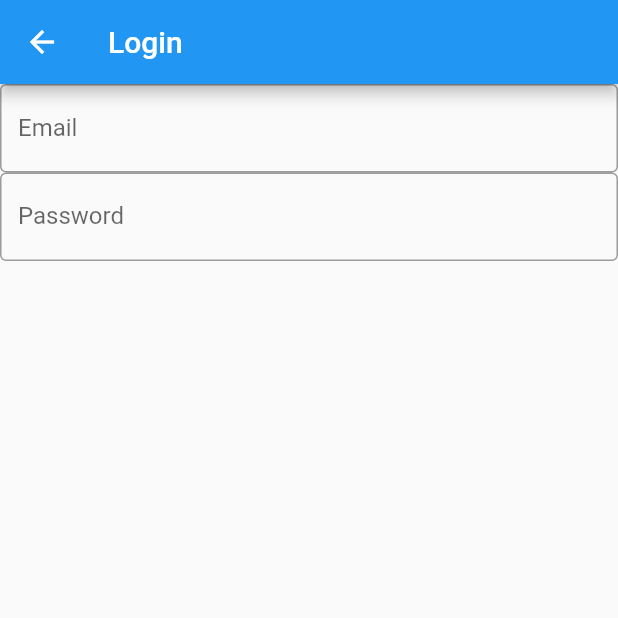
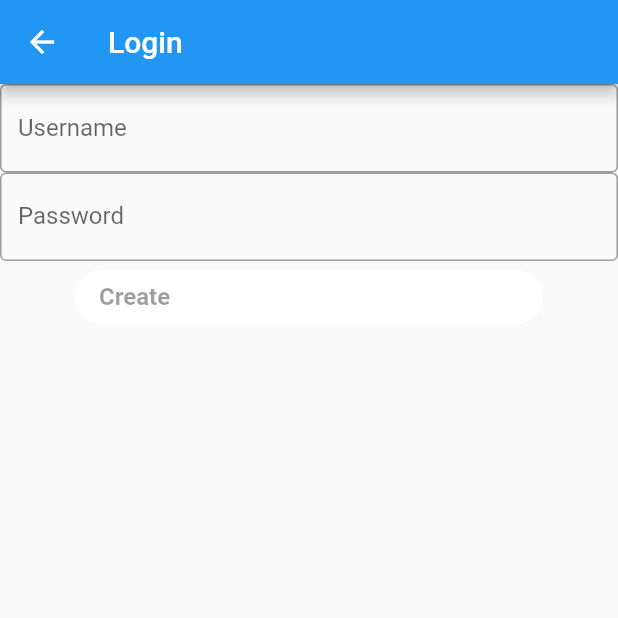
Before and after one commit to olawale-o/crime, a Flutter app: the AuthenticationPage screen opened directly, on a phone screen of 412 x 824 dp, the top half of it. Run offline on Flutter 3.47's test engine with Material 2 defaults, Android fonts, the phone set to English and light mode, and no system bars; our stand-ins replace faker, firebase_auth, firebase_core, flutter_riverpod, formz, google_fonts and 3 more; accounts and stored records are empty; network calls fail.

Commit message:
Watch user and auth providers

```diff
--- a/lib/screens/authentication_screen.dart
+++ b/lib/screens/authentication_screen.dart
@@ -1,49 +1,79 @@
 import 'package:flutter/material.dart';
 import 'package:flutter_riverpod/flutter_riverpod.dart';
+import '../models/user_model.dart';
 import '../providers/auth_provider.dart';
 
-class AuthenticationScreen extends StatefulWidget {
+class AuthenticationScreen extends ConsumerStatefulWidget {
   const AuthenticationScreen({Key? key}) : super(key: key);
 
   @override
-  State<AuthenticationScreen> createState() => _AuthenticationScreenState();
+  _AuthenticationScreenState createState() => _AuthenticationScreenState();
 }
 
-class _AuthenticationScreenState extends State<AuthenticationScreen> {
-  final TextEditingController _emailController = TextEditingController();
+class _AuthenticationScreenState extends ConsumerState<AuthenticationScreen> {
+  final TextEditingController _usernameController = TextEditingController();
 
   final TextEditingController _passwordController = TextEditingController();
 
   @override
   Widget build(BuildContext context) {
+    final authState = ref.watch(authProvider);
+    final email = ref.read(authStateProvider).value!.email;
     return SingleChildScrollView(
-      child: Consumer(
-        builder: (context, ref, _){
-          final authState = ref.watch(authProvider);
-          return Column(
+      child: Column(
         children: [
           TextField(
-                controller: _emailController,
-                onChanged: (value) => ref.read(authProvider.notifier).onEmailChanged(value),
+            controller: _usernameController,
+            onChanged: (value) =>
+                ref.read(authProvider.notifier).onUsernameChanged(value),
             decoration: InputDecoration(
                 border: const OutlineInputBorder(),
-                    labelText: 'Email',
-                    errorText: authState.email.invalid ? 'Invalid email' : null
-                ),
+                labelText: 'Username',
+                errorText:
+                    authState.username.invalid ? 'Invalid username' : null),
           ),
           TextField(
             obscureText: true,
             controller: _passwordController,
-                onChanged: (value) => ref.read(authProvider.notifier).onPasswordChanged(value),
+            onChanged: (value) =>
+                ref.read(authProvider.notifier).onPasswordChanged(value),
             decoration: InputDecoration(
                 border: const OutlineInputBorder(),
                 labelText: 'Password',
-                    errorText: authState.password.invalid ? 'Invalid password' : null
+                errorText:
+                    authState.password.invalid ? 'Invalid password' : null),
+          ),
+          Container(
+            margin:
+                const EdgeInsets.only(left: 50.0, right: 50.0, bottom: 20.0),
+            child: TextButton(
+              onPressed: () => {
+                ref.read(authProvider.notifier).createUserProfile(UserModel(
+                    uid: '',
+                    name: _usernameController.text,
+                    email: email,
+                    password: _passwordController.text))
+
+              },
+              child: Row(
+                children: const [
+                  Padding(
+                    padding: EdgeInsets.only(left: 8.0),
+                    child: Text('Create'),
+                  ),
+                ],
+              ),
+              style: TextButton.styleFrom(
+                primary: Colors.black38,
+                backgroundColor: Colors.white,
+                shape: const RoundedRectangleBorder(
+                    borderRadius: BorderRadius.all(Radius.circular(20.0))),
+                textStyle:
+                    const TextStyle(fontSize: 16, fontWeight: FontWeight.bold),
+              ),
             ),
           ),
         ],
-          );
-        }
       ),
     );
   }
```
Also changed, not shown: lib/pages/firebase_auth_page.dart (+10 -4 lines), lib/pages/profile_page.dart (+11 -1 lines), lib/screens/firebase_auth_screen.dart (+15 -8 lines), lib/screens/profile_screen.dart (+6 -10 lines). Lines whose indentation alone changed are shown as unchanged.
